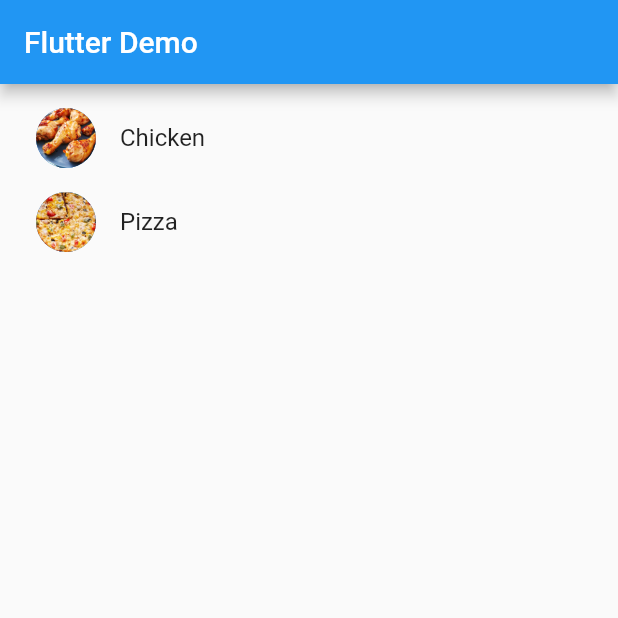
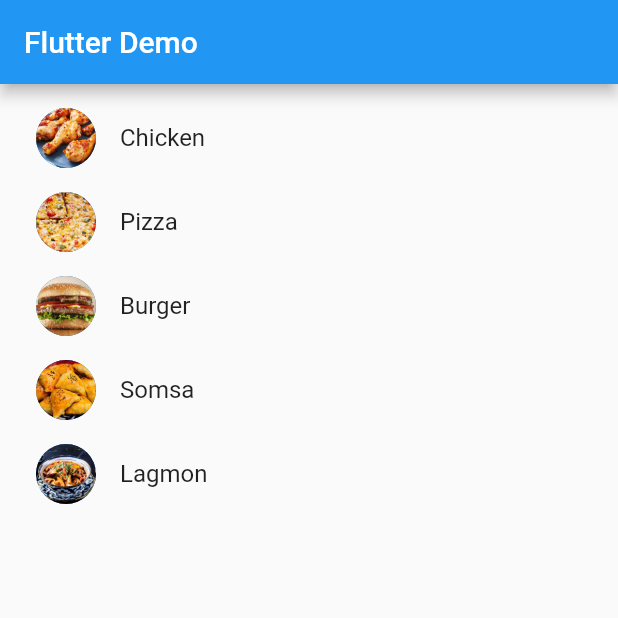
Before and after one commit to adhamniyozboyev/basic_recipe_app, a Flutter app: the screen it shows after launch, on a phone screen of 412 x 824 dp, the top half of it. Run offline on Flutter 3.47's test engine with Material 2 defaults, Android fonts, the light colour scheme and no system bars.

Commit message:
list of foods

```diff
--- a/lib/main.dart
+++ b/lib/main.dart
@@ -12,6 +12,28 @@ class HomePage extends StatefulWidget {
 }
 
 class _HomePageState extends State<HomePage> {
+  List foods = [
+    'Chicken',
+    'Pizza',
+    'Burger',
+    'Somsa',
+    'Lagmon',
+  ];
+  List<Widget> getFood(foods) {
+    List<Widget> foodList = [];
+    for (var food in foods) {
+      foodList.add(
+        ListTile(
+          leading: CircleAvatar(
+            backgroundImage: AssetImage('images/${food}.png'),
+          ),
+          title: Text(food),
+        ),
+      );
+    }
+    return foodList;
+  }
+
   @override
   Widget build(BuildContext context) {
     return MaterialApp(
@@ -21,20 +43,15 @@ class _HomePageState extends State<HomePage> {
       ),
       body: Padding(
         padding: const EdgeInsets.all(8.0),
-        child: ListView(children: [
-          ListTile(
-            leading: CircleAvatar(
-              backgroundImage: AssetImage('images/Chicken.png'),
+        child: ListView(children: getFood(foods)
+            // ListTile(
+            //   leading: CircleAvatar(
+            //     backgroundImage: AssetImage('images/Chicken.png'),
+            //   ),
+            //   title: Text('Chicken'),
+            // ),
+
             ),
-            title: Text('Chicken'),
-          ),
-          ListTile(
-            leading: CircleAvatar(
-              backgroundImage: AssetImage('images/Pizza.png'),
-            ),
-            title: Text('Pizza'),
-          )
-        ]),
       ),
     ));
   }
```
